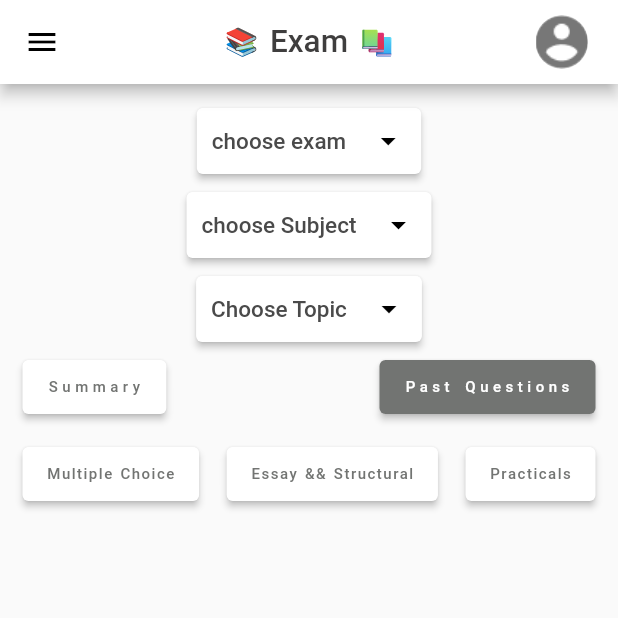
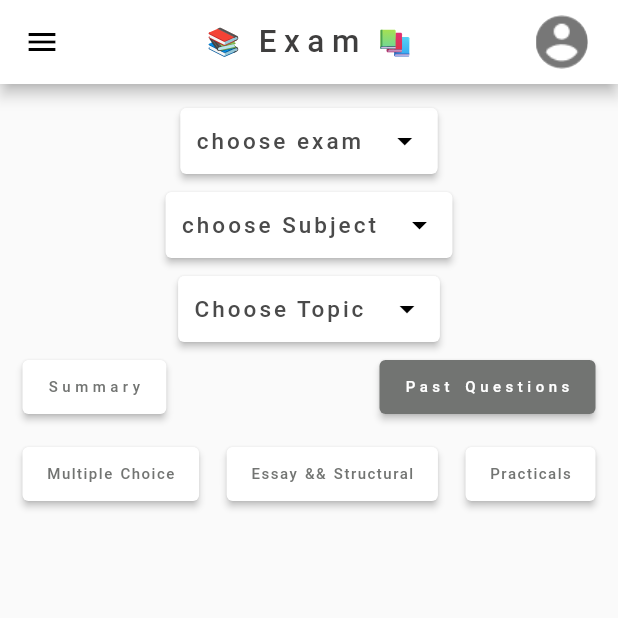
Before and after one commit to Afuh-Christian/exam-frontend, a Flutter app: the screen it shows after launch, after a tap on "Past Questions", on a phone screen of 412 x 824 dp, the top half of it. Run offline on Flutter 3.47's test engine with Material 2 defaults, Android fonts, the phone set to English and light mode, and no system bars; our stand-ins replace dropdown_search, flutter_svg.

```diff
--- a/lib/Screen_Sizes/Global_Components/Nav_Components/NavTitle.dart
+++ b/lib/Screen_Sizes/Global_Components/Nav_Components/NavTitle.dart
@@ -24,10 +24,11 @@ class _AppTitleWigetState extends State<AppTitleWiget> {
   @override
   Widget build(BuildContext context) {
     return SizedBox(
-      width: widget.width,
+      // width: widget.width,
       child: Row(
           mainAxisAlignment: MainAxisAlignment.spaceAround,
           crossAxisAlignment: CrossAxisAlignment.center,
+          mainAxisSize: MainAxisSize.min,
           children: [
             // Icon(Icons.book, color: Colors.black,size: 20),
             SvgPicture.asset(
@@ -36,14 +37,18 @@ class _AppTitleWigetState extends State<AppTitleWiget> {
               height: widget.bookheight,
             ),
 
+            SizedBox(width: 10,),
+
             Text(
               "Exam",
               style: TextStyle(
                 color: const Color.fromARGB(255, 63, 62, 62),
+                letterSpacing: 5,
                 fontSize: widget.titlefont,
                 fontWeight: FontWeight.w500,
               ),
             ),
+             SizedBox(width: 10,),
             SvgPicture.asset(
               "images/bookb.svg",
               width: widget.bookwidth,
--- a/lib/Screen_Sizes/Global_Components/Nav_Components/Nav_Drawer.dart
+++ b/lib/Screen_Sizes/Global_Components/Nav_Components/Nav_Drawer.dart
@@ -1,11 +1,9 @@
-
 import 'package:flutter/material.dart';
 import '../../MobileApp/Components/Navbar.dart';
 
-class NavDrawer extends StatelessWidget {
+class NavDrawer extends StatefulWidget {
   const NavDrawer({
     super.key,
-
     required this.right,
     required this.top,
     required this.bottom,
@@ -15,23 +13,32 @@ class NavDrawer extends StatelessWidget {
     required this.imageheight,
   });
 
-  final double imagewidth , imageheight , top , bottom , left , right ;
+  final double imagewidth, imageheight, top, bottom, left, right;
   final String image;
 
+  @override
+  State<NavDrawer> createState() => _NavDrawerState();
+}
+
+class _NavDrawerState extends State<NavDrawer> {
+  bool isLightMode = true;
   @override
   Widget build(BuildContext context) {
     return Drawer(
       child: Column(children: [
         DrawerHeader(
           child: Padding(
-            padding:  EdgeInsets.only(
-                top: top, bottom: bottom, left: left, right: right),
+            padding: EdgeInsets.only(
+                top: widget.top,
+                bottom: widget.bottom,
+                left: widget.left,
+                right: widget.right),
             child: ClipOval(
                 // borderRadius: BorderRadius.circular(3000.0),
                 child: Image.asset(
-              image,
-              width: imagewidth,
-              height: imageheight,
+              widget.image,
+              width: widget.imagewidth,
+              height: widget.imageheight,
               fit: BoxFit.cover,
             )),
           ),
@@ -40,12 +47,38 @@ class NavDrawer extends StatelessWidget {
           child: ListView.builder(
               itemCount: navitems.length,
               itemBuilder: (context, index) {
+                if (navitems[index]["titlename"] == "Light mode") {
+                  return isLightMode
+                      ? ListTile(
+                          onTap: () {
+                            setState(() {
+                              isLightMode = !isLightMode;
+                            });
+                          },
+                          textColor: const Color.fromARGB(255, 14, 14, 14),
+                          hoverColor: const Color.fromARGB(255, 136, 135, 135),
+                          leading: navitems[index]["icon"],
+                          title: Text(navitems[index]["titlename"]),
+                        )
+                      : ListTile(
+                          onTap: () {
+                            setState(() {
+                              isLightMode = !isLightMode;
+                            });
+                          },
+                          textColor: const Color.fromARGB(255, 14, 14, 14),
+                          hoverColor: const Color.fromARGB(255, 136, 135, 135),
+                          leading: Icon(Icons.dark_mode),
+                          title: Text("Dark Mode"),
+                        );
+                } else {
                   return ListTile(
                     textColor: const Color.fromARGB(255, 14, 14, 14),
                     hoverColor: const Color.fromARGB(255, 136, 135, 135),
                     leading: navitems[index]["icon"],
                     title: Text(navitems[index]["titlename"]),
                   );
+                }
               }),
         )
       ]),
--- a/lib/Screen_Sizes/MobileApp/Components/PopUps/PopExam.dart
+++ b/lib/Screen_Sizes/MobileApp/Components/PopUps/PopExam.dart
@@ -53,7 +53,9 @@ class _PopExamMenuState extends State<PopExamMenu> {
               widget.provider.choosenExamname,
               // widget.ChoosenValue ,
               style: const TextStyle(
-  color: Color.fromARGB(255, 74, 74, 74),                fontSize: 15,
+  color: Color.fromARGB(255, 74, 74, 74),
+       fontSize: 15,
+       letterSpacing: 2,
               ),
               maxLines: 1,
               overflow: TextOverflow.ellipsis,
--- a/lib/Screen_Sizes/MobileApp/Components/PopUps/PopSubject.dart
+++ b/lib/Screen_Sizes/MobileApp/Components/PopUps/PopSubject.dart
@@ -50,7 +50,7 @@ class _PopSubjectMenuState extends State<PopSubjectMenu> {
               widget.provider.choosenSubject,
               // widget.ChoosenValue ,
               style: const TextStyle(
-  color: Color.fromARGB(255, 74, 74, 74),
+  color: Color.fromARGB(255, 74, 74, 74),     letterSpacing: 2,
                fontSize: 15,
               ),
               maxLines: 1,
--- a/lib/Screen_Sizes/MobileApp/Components/PopUps/PopTopic.dart
+++ b/lib/Screen_Sizes/MobileApp/Components/PopUps/PopTopic.dart
@@ -53,7 +53,7 @@ class _PopTopicMenuState extends State<PopTopicMenu> {
               widget.provider.choosenTopic,
               // widget.ChoosenValue ,
               style: const TextStyle(
-                color: Color.fromARGB(255, 74, 74, 74),
+                color: Color.fromARGB(255, 74, 74, 74),  letterSpacing: 2,
                 fontSize: 15,
               ),
               maxLines: 1,
```
Lines whose indentation alone changed are shown as unchanged.
